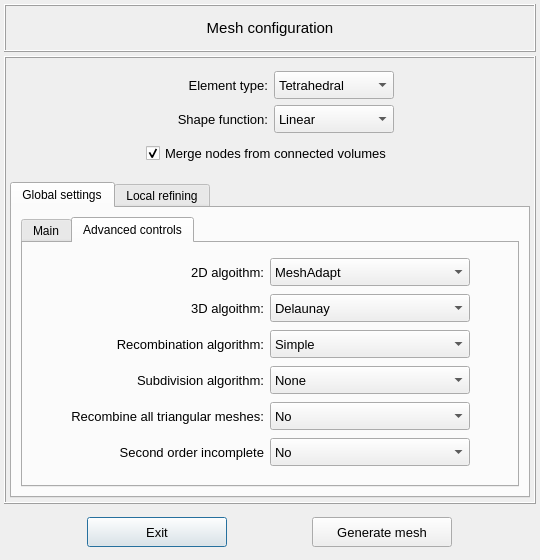
This is vibra/interface/data/ui_files/mesh/mesher_setup.ui in MOPT-UFSC/VIBRA as Qt 5 draws it before an edit. The edited form follows.
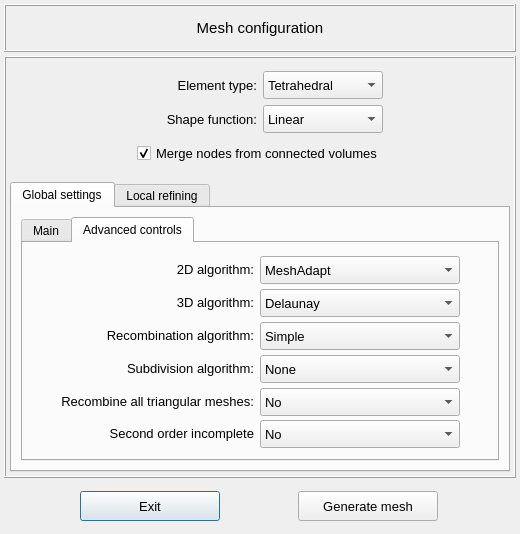
This is the edited form. The open tabs and pages were chosen to show the change.

Commit message: Change 3d algorithm for hexahedral elements

What changed in the file:
```diff
--- a/vibra/interface/data/ui_files/mesh/mesher_setup.ui
+++ b/vibra/interface/data/ui_files/mesh/mesher_setup.ui
@@ -6,8 +6,8 @@
    <rect>
     <x>0</x>
     <y>0</y>
-    <width>540</width>
-    <height>560</height>
+    <width>520</width>
+    <height>534</height>
    </rect>
   </property>
   <property name="minimumSize">
@@ -742,7 +742,7 @@
                     </font>
                    </property>
                    <property name="text">
-                    <string>3D algoithm:</string>
+                    <string>3D algorithm:</string>
                    </property>
                    <property name="alignment">
                     <set>Qt::AlignRight|Qt::AlignTrailing|Qt::AlignVCenter</set>
@@ -796,7 +796,7 @@
                     </font>
                    </property>
                    <property name="text">
-                    <string>2D algoithm:</string>
+                    <string>2D algorithm:</string>
                    </property>
                    <property name="alignment">
                     <set>Qt::AlignRight|Qt::AlignTrailing|Qt::AlignVCenter</set>
```
Left out of the diff: 10 changed lines with no effect on the pictures. The commit also changes 1 other file.
